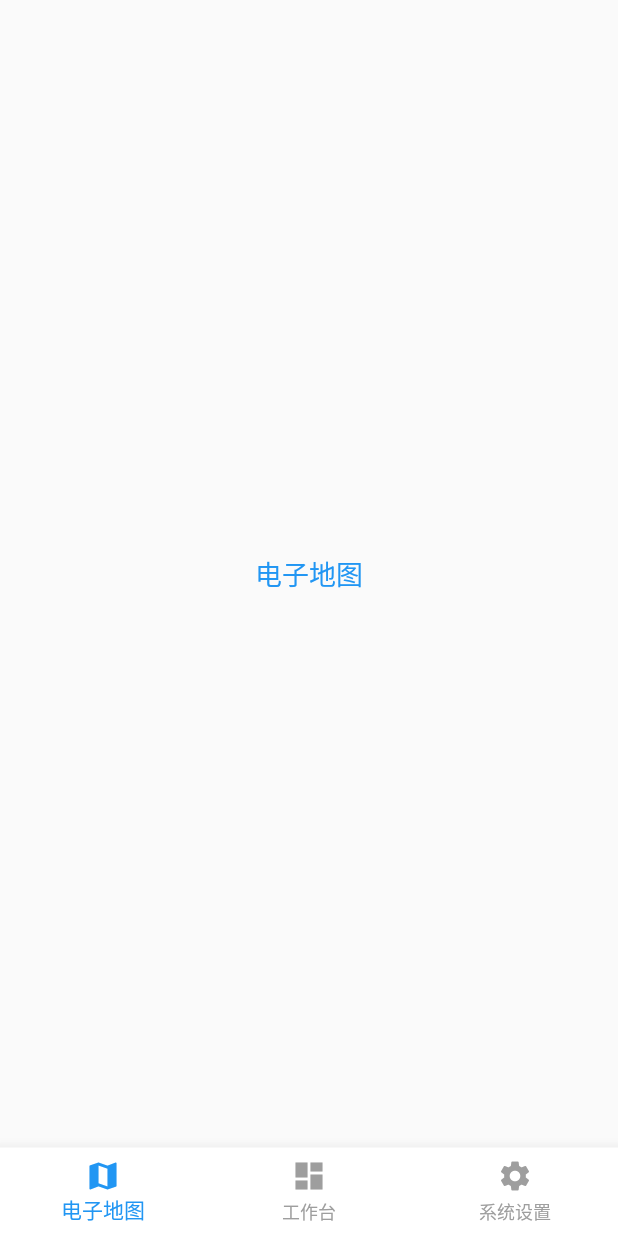
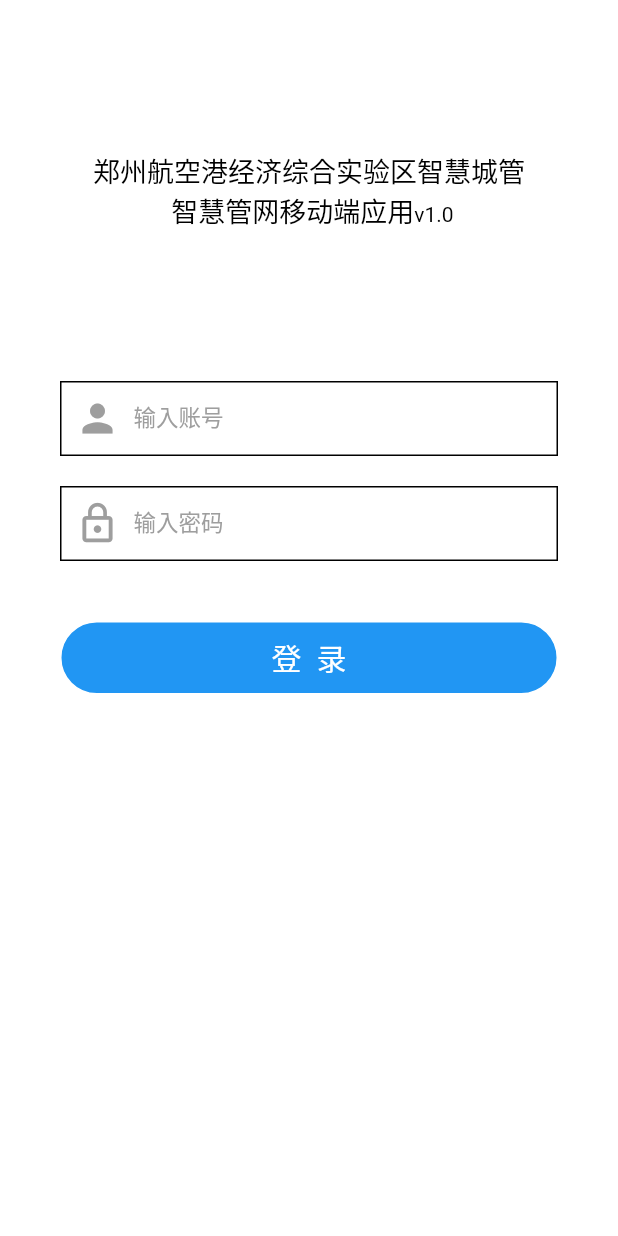
Before and after one commit to JhLhH/smart_pipe_network, a Flutter app: the screen it shows after launch, on a phone screen of 412 x 824 dp. Run offline on Flutter 3.47's test engine with Material 2 defaults, Android fonts, the phone set to English and light mode, and no system bars; our stand-ins replace cached_network_image, fluttertoast.

Commit message:
添加登录功能

```diff
--- a/smart_pipe_network/lib/login/login.dart
+++ b/smart_pipe_network/lib/login/login.dart
@@ -0,0 +1,195 @@
+import 'package:flutter/material.dart';
+import 'package:fluttertoast/fluttertoast.dart';
+import 'package:smartpipenetwork/root/root_widget_page.dart';
+
+class LoginPage extends StatefulWidget {
+  @override
+  _LoginPageState createState() => _LoginPageState();
+}
+
+class _LoginPageState extends State<LoginPage> {
+  // 用户名
+  String userName;
+
+  // 密码
+  String password;
+
+  // 警告信息
+  String waringInfo;
+
+  final TextEditingController _userNameController = TextEditingController();
+  final TextEditingController _passwordController = TextEditingController();
+
+  /// 用户名密码不能为空
+  bool _checkLoginInfo(BuildContext context) {
+    if (userName != null && password != null) {
+      return true;
+    } else {
+      if (userName == null || password == null) {
+        setState(() {
+          waringInfo = '用户名密码不能为空';
+          showCenterShortToast();
+        });
+      }
+      Future.delayed(Duration(seconds: 2), () {
+        setState(() {
+          waringInfo = null;
+        });
+      });
+      return false;
+    }
+  }
+  /// 提示
+  void showCenterShortToast() {
+    Fluttertoast.showToast(
+        msg: waringInfo,
+        toastLength: Toast.LENGTH_SHORT,
+        gravity: ToastGravity.CENTER,
+        timeInSecForIosWeb: 1);
+  }
+
+  @override
+  Widget build(BuildContext context) {
+    final size = MediaQuery.of(context).size;
+    final width = size.width;
+    final height = size.height;
+    return Scaffold(
+      body: SingleChildScrollView(
+        child: GestureDetector(
+          behavior: HitTestBehavior.translucent,
+          onTap: () {
+            FocusScope.of(context).requestFocus(FocusNode()); // 取消键盘
+          },
+          child: Container(
+            width: width,
+            height: height,
+            color: Colors.white,
+            child: SafeArea(
+                child: Column(
+              children: [
+                _getRichText(),
+                _getUserNameTextField(),
+                _getPasswordTextField(),
+                _getButton('登  录', Colors.blue), // 获取登录按钮
+              ],
+            )),
+          ),
+        ),
+      ),
+    );
+  }
+
+  /// 获取顶部富文本文字
+  _getRichText() {
+    return Padding(
+      padding: EdgeInsets.only(top: 100),
+      child: RichText(
+          textAlign: TextAlign.center,
+          text: TextSpan(
+              text: '郑州航空港经济综合实验区智慧城管',
+              style: TextStyle(color: Colors.black, fontSize: 18.0),
+              children: <TextSpan>[
+                TextSpan(
+                  text: '\n 智慧管网移动端应用',
+                  style: TextStyle(
+                      color: Colors.black,
+                      fontSize: 18.0,
+                      fontWeight: FontWeight.w500),
+                ),
+                TextSpan(text: 'v1.0', style: TextStyle(fontSize: 14))
+              ])),
+    );
+  }
+
+  /// 获取按钮
+  _getButton(String title, Color color) {
+    return GestureDetector(
+      onTap: (){
+       if (_checkLoginInfo(context)){
+         runApp(RootWidgetPage());
+       }
+      },
+      child: Container(
+        alignment: Alignment.center,
+        margin: EdgeInsets.only(left: 40, right: 40, top: 40),
+        height: 49,
+        decoration: BoxDecoration(
+          color: color,
+          border: Border.all(color: Colors.white, width: 1),
+          borderRadius: BorderRadius.circular(24.5),
+        ),
+        child: Text(
+          title,
+          style: TextStyle(
+              color: Colors.white, fontSize: 20, fontWeight: FontWeight.w500),
+        ),
+      ),
+    );
+  }
+
+  /// 账户输入框
+  _getUserNameTextField() {
+    return Container(
+      padding: EdgeInsets.only(top: 100),
+      margin: EdgeInsets.only(left: 40, right: 40,),
+      child: Container(
+        decoration: BoxDecoration(
+            border: Border.all(color: Colors.black,width: 1)
+        ),
+        child: TextField(
+          controller: _userNameController,
+          onChanged: (value) {
+            setState(() {
+              userName = value;
+            });
+          },
+          style: TextStyle(
+              fontSize: 15.0, color: Colors.black, fontWeight: FontWeight.w300),
+          // 输入文本样式
+          decoration: InputDecoration(
+              border: InputBorder.none, //去除下划线
+              hintText: '输入账号',
+              hintStyle: TextStyle(fontSize: 15,color: Colors.grey),
+              prefixIcon: Icon(
+                Icons.person,
+                size: 30,
+                color: Colors.grey,
+              )),
+        ),
+      ),
+    );
+  }
+
+  /// 密码输入框
+  _getPasswordTextField() {
+    return Container(
+        padding: EdgeInsets.only(top: 20),
+        margin: EdgeInsets.only(left: 40, right: 40,),
+        child: Container(
+          decoration: BoxDecoration(
+              border: Border.all(color: Colors.black,width: 1)
+          ),
+          child: TextField(
+            controller: _passwordController,
+            onChanged: (value) {
+              setState(() {
+                password = value;
+              });
+            },
+            style: TextStyle(
+                fontSize: 15.0, color: Colors.black, fontWeight: FontWeight.w300),
+            // 输入文本样式
+            decoration: InputDecoration(
+                border: InputBorder.none, //去除下划线
+                hintText: '输入密码',
+                hintStyle: TextStyle(fontSize: 15,color: Colors.grey),
+                prefixIcon: Icon(
+                  Icons.lock_outline,
+                  size: 30,
+                  color: Colors.grey,
+                )),
+          ),
+        )
+    );
+  }
+}
--- a/smart_pipe_network/lib/main.dart
+++ b/smart_pipe_network/lib/main.dart
@@ -1,6 +1,20 @@
 import 'package:flutter/material.dart';
-import 'package:smartpipenetwork/root/root_widget_page.dart';
+import 'package:smartpipenetwork/login/login.dart';
 
 void main() {
-  runApp(RootWidgetPage());
+  runApp(MyApp());
 }
+
+class MyApp extends StatelessWidget {
+  @override
+  Widget build(BuildContext context) {
+    return MaterialApp(
+      title: 'Flutter Demo',
+      theme: ThemeData(
+        brightness: Brightness.dark,
+        primarySwatch: Colors.blue,
+      ),
+      home: LoginPage(),
+    );
+  }
+}
```
